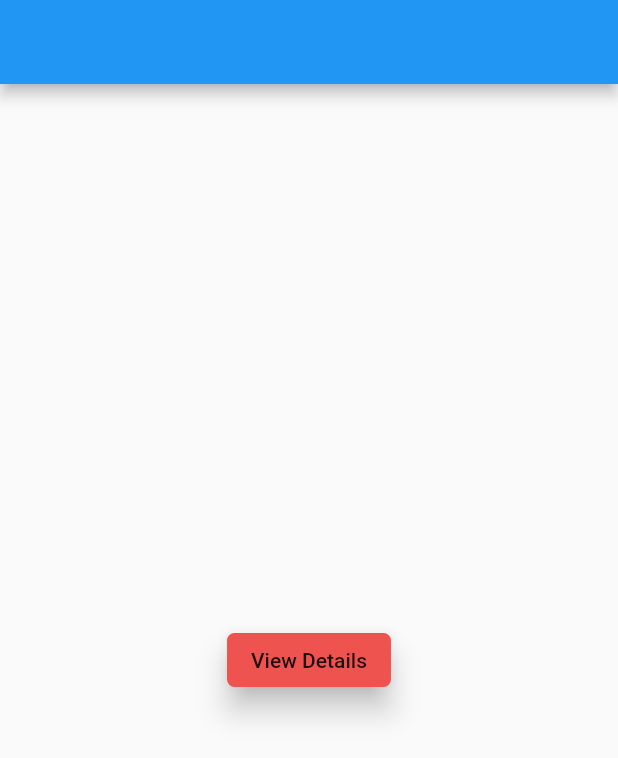
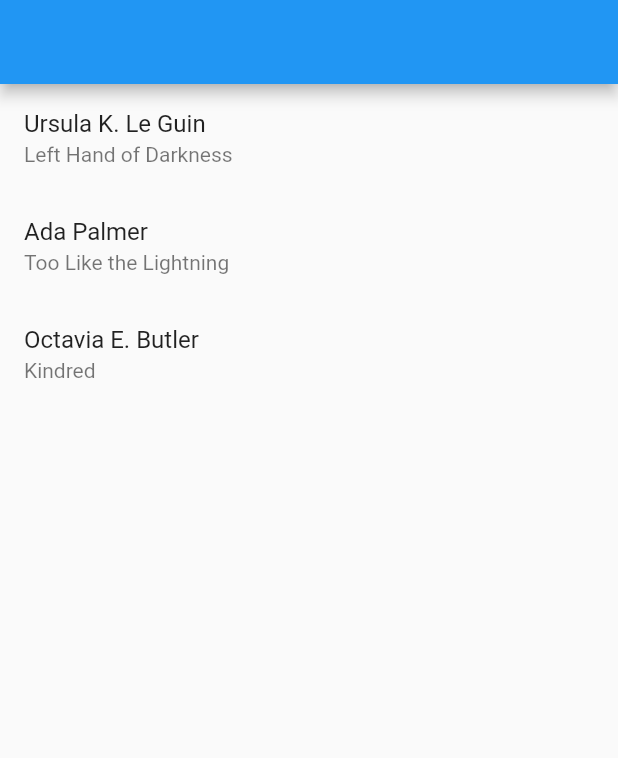
Before and after one commit to EugeneAlexandrov/flutter_navigation_2_test, a Flutter app: the screen it shows after launch, on a phone screen of 412 x 824 dp. Shown: the top 758 px of the screen. Run offline on Flutter 3.47's test engine with Material 2 defaults, Android fonts, the phone set to English and light mode, and no system bars.

Commit message:
configure pages in navigator

```diff
--- a/lib/main.dart
+++ b/lib/main.dart
@@ -1,83 +1,62 @@
 import 'package:flutter/material.dart';
+import 'package:flutter_navigation_2_test/pages/book_detail_page.dart';
+import 'package:flutter_navigation_2_test/screens/books_list_screen.dart';
+
+import 'models/book.dart';
+import 'screens/books_detail_screen.dart';
+import 'screens/unknown_screen.dart';
 
 void main() {
-  runApp(MyApp());
+  runApp(BooksApp());
 }
 
-class MyApp extends StatelessWidget {
-  // This widget is the root of your application.
+class BooksApp extends StatefulWidget {
+  BooksApp({Key? key}) : super(key: key);
+
+  @override
+  _BooksAppState createState() => _BooksAppState();
+}
+
+class _BooksAppState extends State<BooksApp> {
+  Book? _selectedBook;
+  bool show404 = false;
+  List<Book> books = [
+    Book('Left Hand of Darkness', 'Ursula K. Le Guin'),
+    Book('Too Like the Lightning', 'Ada Palmer'),
+    Book('Kindred', 'Octavia E. Butler'),
+  ];
+
   @override
   Widget build(BuildContext context) {
     return MaterialApp(
-      onGenerateRoute: (settings) {
-        // Handle '/'
-        if (settings.name == '/') {
-          return MaterialPageRoute(builder: (context) => HomeScreen());
-        }
-        // Handle '/details/:id'
-        var uri;
-        if (settings.name != null) {
-          uri = Uri.parse(settings.name!);
-        }
-        if (uri.pathSegments.length == 2 &&
-            uri.pathSegments[0] == 'details') {
-          String id = uri.pathSegments[1];
-          return MaterialPageRoute(builder: (context) => DetailScreen(id: id));
-        }
-      },
-    );
-  }
-}
+      title: 'Books App',
+      home: Navigator(
+        pages: [
+          MaterialPage(
+            key: ValueKey('BooksListPage'),
+            child: BooksListScreen(books: books, onTapped: _handleBookTapped),
+          ),
+          if (show404)
+            MaterialPage(key: ValueKey('UnknownPage'), child: UnknownScreen())
+          else if (_selectedBook != null) BookDetailPage(book: _selectedBook!)
+        ],
+        onPopPage: (route, result) {
+          if (!route.didPop(result)) {
+            return false;
+          }
 
-class HomeScreen extends StatefulWidget {
-  HomeScreen({Key? key}) : super(key: key);
-
-  @override
-  _HomeScreenState createState() => _HomeScreenState();
-}
-
-class _HomeScreenState extends State<HomeScreen> {
-  @override
-  Widget build(BuildContext context) {
-    return Scaffold(
-      appBar: AppBar(),
-      body: Center(
-        child: MaterialButton(
-          color: Colors.red[400],
-          elevation: 8,
-          shape: RoundedRectangleBorder(borderRadius: BorderRadius.circular(5)),
-          child: Text('View Details'),
-          onPressed: () {
-            Navigator.pushNamed(context, '/details/2');
-          },
-        ),
+          setState(() {
+            _selectedBook = null;
+          });
+          return true;
+        },
       ),
     );
   }
-}
 
-class DetailScreen extends StatelessWidget {
-  final String id;
-
-  const DetailScreen({Key? key, required this.id}) : super(key: key);
-
-  @override
-  Widget build(BuildContext context) {
-    return Scaffold(
-      appBar: AppBar(),
-      body: Center(
-        child: Column(
-          children: [
-            TextButton(
-              child: Text('Pop!'),
-              onPressed: () {
-                Navigator.pop(context);
-              },
-            ),
-            Text('id: $id'),
-          ],
-        ),
-      ),
-    );
+  void _handleBookTapped(Book book) {
+    setState(() {
+      _selectedBook = book;
+    });
   }
 }
--- /dev/null
+++ b/lib/models/book.dart
@@ -0,0 +1,6 @@
+class Book {
+  final String id;
+  final String title;
+
+  Book(this.id, this.title);
+}
--- /dev/null
+++ b/lib/pages/book_detail_page.dart
@@ -0,0 +1,24 @@
+import 'package:flutter/material.dart';
+import 'package:flutter_navigation_2_test/models/book.dart';
+import 'package:flutter_navigation_2_test/screens/books_detail_screen.dart';
+
+class BookDetailPage extends Page {
+  final Book book;
+
+  BookDetailPage({required this.book}) : super(key: ValueKey(book));
+
+  @override
+  Route createRoute(BuildContext context) {
+    return PageRouteBuilder(
+        settings: this,
+        pageBuilder: (context, animation, animation2) {
+          final tween = Tween(
+            begin: Offset(0.0, 0.1),
+            end: Offset.zero,
+          );
+          final curveTween = CurveTween(curve: Curves.easeInOut);
+
+          return SlideTransition(position:animation.drive(curveTween).drive(tween),child:BookDetailsScreen(book: book),);
+        });
+  }
+}
--- /dev/null
+++ b/lib/screens/books_list_screen.dart
@@ -0,0 +1,30 @@
+import 'package:flutter/material.dart';
+import 'package:flutter_navigation_2_test/models/book.dart';
+
+class BooksListScreen extends StatelessWidget {
+  final List<Book> books;
+  final ValueChanged<Book> onTapped;
+
+  const BooksListScreen({
+    Key? key,
+    required this.books,
+    required this.onTapped,
+  }) : super(key: key);
+
+  @override
+  Widget build(BuildContext context) {
+    return Scaffold(
+      appBar: AppBar(),
+      body: ListView(
+        children: [
+          for (var book in books)
+            ListTile(
+              title: Text(book.title),
+              subtitle: Text(book.id),
+              onTap: () => onTapped(book),
+            )
+        ],
+      ),
+    );
+  }
+}
```
Also changed, not shown: lib/screens/books_detail_screen.dart (added, +16 -0 lines), lib/screens/unknown_screen.dart (added, +10 -0 lines).
